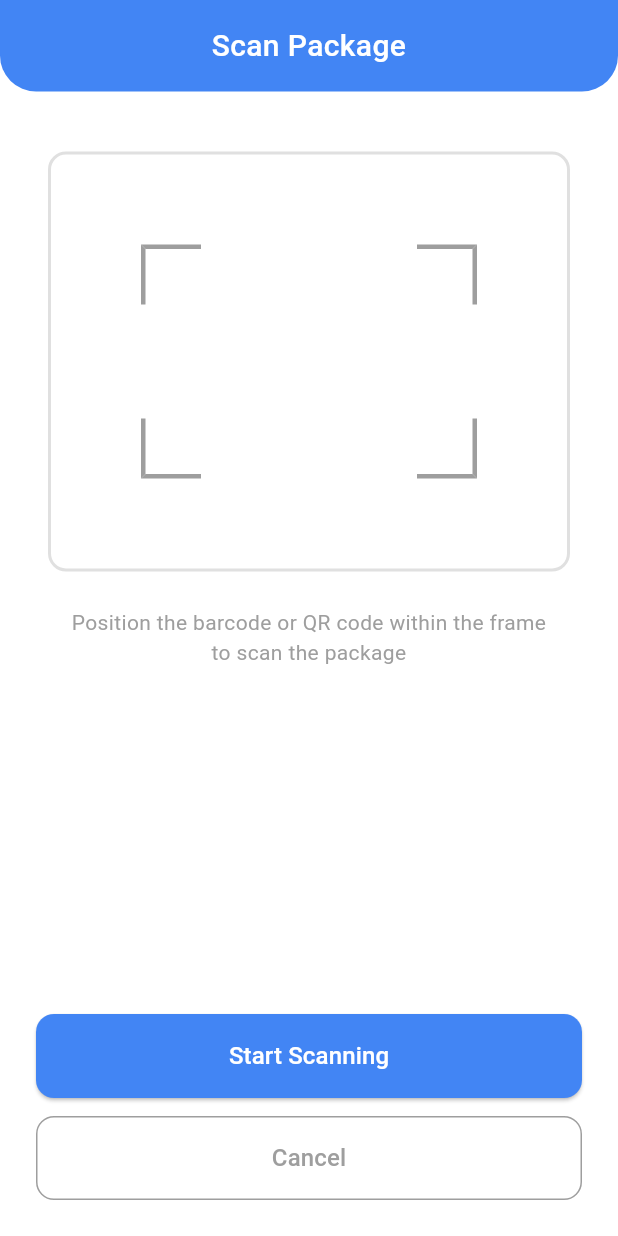
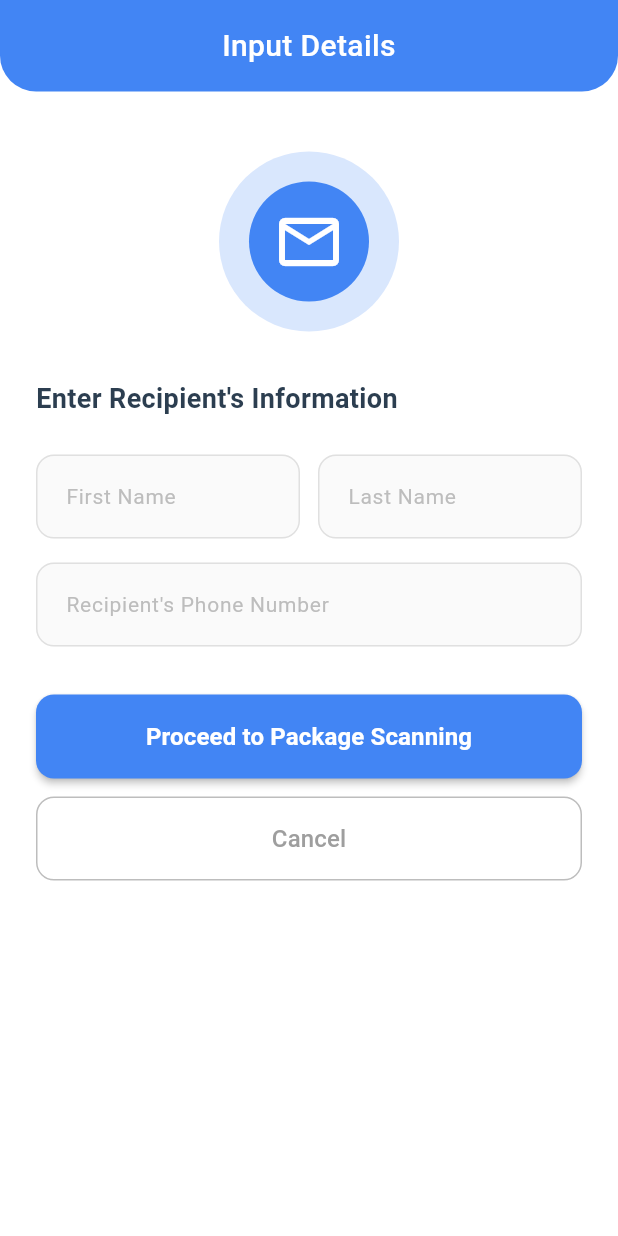
Before and after one commit to andnstadeo/DRAFT1, a Flutter app: the HomeScreen screen opened by its route, after a tap on the "qr code scanner" icon, on a phone screen of 412 x 824 dp. Run offline on Flutter 3.47's test engine with Material 3 defaults, Android fonts, the phone set to English and light mode, and no system bars; our stand-ins replace image_picker.

Commit message:
Added input_details_screen

```diff
--- a/smacker/lib/main.dart
+++ b/smacker/lib/main.dart
@@ -2,6 +2,7 @@ import 'package:flutter/material.dart';
 import 'screens/welcome_screen.dart';
 import 'screens/login_screen.dart';
 import 'screens/home_screen.dart';
+import 'screens/input_details_screen.dart';
 import 'screens/scan_screen.dart';
 import 'screens/live_screen.dart';
 import 'screens/signup/personal_info_screen.dart';
@@ -26,6 +27,7 @@ class MainApp extends StatelessWidget {
         '/welcome': (context) => const WelcomeScreen(),
         '/login': (context) => const LoginScreen(),
         '/home': (context) => const HomeScreen(),
+        '/input_details': (context) => const InputDetailsScreen(),
         '/scan': (context) => const ScanScreen(),
         '/live': (context) => const LiveScreen(),
         '/signup_personal': (context) => const PersonalInfoScreen(),
--- a/smacker/lib/screens/home_screen.dart
+++ b/smacker/lib/screens/home_screen.dart
@@ -1,5 +1,5 @@
 import 'package:flutter/material.dart';
-import 'scan_screen.dart';
+import 'input_details_screen.dart';
 import 'settings_screen.dart';
 import 'profile_screen.dart';
 import 'alerts_screen.dart';
@@ -219,7 +219,7 @@ class _HomeScreenState extends State<HomeScreen> {
   void _onScanPressed() {
     Navigator.push(
       context,
-      MaterialPageRoute(builder: (_) => const ScanScreen()),
+      MaterialPageRoute(builder: (_) => const InputDetailsScreen()),
     );
   }
 
--- /dev/null
+++ b/smacker/lib/screens/input_details_screen.dart
@@ -0,0 +1,377 @@
+import 'package:flutter/material.dart';
+import 'scan_screen.dart';
+
+class InputDetailsScreen extends StatefulWidget {
+  const InputDetailsScreen({super.key});
+
+  @override
+  State<InputDetailsScreen> createState() => _InputDetailsScreenState();
+}
+
+class _InputDetailsScreenState extends State<InputDetailsScreen> {
+  final _formKey = GlobalKey<FormState>();
+  final _firstNameController = TextEditingController();
+  final _lastNameController = TextEditingController();
+  final _phoneNumberController = TextEditingController();
+
+  @override
+  void dispose() {
+    _firstNameController.dispose();
+    _lastNameController.dispose();
+    _phoneNumberController.dispose();
+    super.dispose();
+  }
+
+  void _handleProceed() {
+    // Validate the form
+    if (_formKey.currentState!.validate()) {
+      // Get the values - these can be passed to ScanScreen if needed
+      // final firstName = _firstNameController.text.trim();
+      // final lastName = _lastNameController.text.trim();
+      // final phoneNumber = _phoneNumberController.text.trim();
+
+      // Navigate to ScanScreen with the recipient details
+      Navigator.push(
+        context,
+        MaterialPageRoute(
+          builder: (context) => const ScanScreen(),
+        ),
+      );
+
+      // You can also pass the data to ScanScreen if needed:
+      // Navigator.push(
+      //   context,
+      //   MaterialPageRoute(
+      //     builder: (context) => ScanScreen(
+      //       firstName: firstName,
+      //       lastName: lastName,
+      //       phoneNumber: phoneNumber,
+      //     ),
+      //   ),
+      // );
+    }
+  }
+
+  void _handleCancel() {
+    Navigator.pop(context);
+  }
+
+  @override
+  Widget build(BuildContext context) {
+    return Scaffold(
+      backgroundColor: Colors.white,
+      body: SafeArea(
+        child: SingleChildScrollView(
+          child: Column(
+            children: [
+              // Header
+              Container(
+                padding: const EdgeInsets.symmetric(vertical: 16),
+                width: double.infinity,
+                decoration: const BoxDecoration(
+                  color: Color(0xFF4285F4),
+                  borderRadius: BorderRadius.only(
+                    bottomLeft: Radius.circular(24),
+                    bottomRight: Radius.circular(24),
+                  ),
+                ),
+                child: const Text(
+                  'Input Details',
+                  textAlign: TextAlign.center,
+                  style: TextStyle(
+                    color: Colors.white,
+                    fontSize: 20,
+                    fontWeight: FontWeight.w500,
+                  ),
+                ),
+              ),
+              const SizedBox(height: 40),
+
+              // Envelope Icon
+              Container(
+                width: 120,
+                height: 120,
+                decoration: BoxDecoration(
+                  color: const Color(0xFF4285F4).withOpacity(0.2),
+                  shape: BoxShape.circle,
+                ),
+                child: Center(
+                  child: Container(
+                    width: 80,
+                    height: 80,
+                    decoration: const BoxDecoration(
+                      color: Color(0xFF4285F4),
+                      shape: BoxShape.circle,
+                    ),
+                    child: const Icon(
+                      Icons.mail_outline,
+                      size: 48,
+                      color: Colors.white,
+                    ),
+                  ),
+                ),
+              ),
+              const SizedBox(height: 32),
+
+              // Form Section
+              Padding(
+                padding: const EdgeInsets.symmetric(horizontal: 24),
+                child: Form(
+                  key: _formKey,
+                  child: Column(
+                    crossAxisAlignment: CrossAxisAlignment.start,
+                    children: [
+                      const Text(
+                        'Enter Recipient\'s Information',
+                        style: TextStyle(
+                          fontSize: 18,
+                          fontWeight: FontWeight.w600,
+                          color: Color(0xFF2C3E50),
+                        ),
+                      ),
+                      const SizedBox(height: 24),
+
+                      // First Name and Last Name Row
+                      Row(
+                        children: [
+                          Expanded(
+                            child: TextFormField(
+                              controller: _firstNameController,
+                              decoration: InputDecoration(
+                                hintText: 'First Name',
+                                hintStyle: TextStyle(
+                                  color: Colors.grey.shade400,
+                                  fontSize: 14,
+                                ),
+                                filled: true,
+                                fillColor: Colors.grey.shade50,
+                                contentPadding: const EdgeInsets.symmetric(
+                                  horizontal: 16,
+                                  vertical: 16,
+                                ),
+                                border: OutlineInputBorder(
+                                  borderRadius: BorderRadius.circular(12),
+                                  borderSide: BorderSide(
+                                    color: Colors.grey.shade300,
+                                  ),
+                                ),
+                                enabledBorder: OutlineInputBorder(
+                                  borderRadius: BorderRadius.circular(12),
+                                  borderSide: BorderSide(
+                                    color: Colors.grey.shade300,
+                                  ),
+                                ),
+                                focusedBorder: OutlineInputBorder(
+                                  borderRadius: BorderRadius.circular(12),
+                                  borderSide: const BorderSide(
+                                    color: Color(0xFF4285F4),
+                                    width: 2,
+                                  ),
+                                ),
+                                errorBorder: OutlineInputBorder(
+                                  borderRadius: BorderRadius.circular(12),
+                                  borderSide: const BorderSide(
+                                    color: Colors.red,
+                                  ),
+                                ),
+                                focusedErrorBorder: OutlineInputBorder(
+                                  borderRadius: BorderRadius.circular(12),
+                                  borderSide: const BorderSide(
+                                    color: Colors.red,
+                                    width: 2,
+                                  ),
+                                ),
+                              ),
+                              validator: (value) {
+                                if (value == null || value.trim().isEmpty) {
+                                  return 'Please enter first name';
+                                }
+                                if (value.trim().length < 2) {
+                                  return 'Name too short';
+                                }
+                                return null;
+                              },
+                            ),
+                          ),
+                          const SizedBox(width: 12),
+                          Expanded(
+                            child: TextFormField(
+                              controller: _lastNameController,
+                              decoration: InputDecoration(
+                                hintText: 'Last Name',
+                                hintStyle: TextStyle(
+                                  color: Colors.grey.shade400,
+                                  fontSize: 14,
+                                ),
+                                filled: true,
+                                fillColor: Colors.grey.shade50,
+                                contentPadding: const EdgeInsets.symmetric(
+                                  horizontal: 16,
+                                  vertical: 16,
+                                ),
+                                border: OutlineInputBorder(
+                                  borderRadius: BorderRadius.circular(12),
+                                  borderSide: BorderSide(
+                                    color: Colors.grey.shade300,
+                                  ),
+                                ),
+                                enabledBorder: OutlineInputBorder(
+                                  borderRadius: BorderRadius.circular(12),
+                                  borderSide: BorderSide(
+                                    color: Colors.grey.shade300,
+                                  ),
+                                ),
+                                focusedBorder: OutlineInputBorder(
+                                  borderRadius: BorderRadius.circular(12),
+                                  borderSide: const BorderSide(
+                                    color: Color(0xFF4285F4),
+                                    width: 2,
+                                  ),
+                                ),
+                                errorBorder: OutlineInputBorder(
+                                  borderRadius: BorderRadius.circular(12),
+                                  borderSide: const BorderSide(
+                                    color: Colors.red,
+                                  ),
+                                ),
+                                focusedErrorBorder: OutlineInputBorder(
+                                  borderRadius: BorderRadius.circular(12),
+                                  borderSide: const BorderSide(
+                                    color: Colors.red,
+                                    width: 2,
+                                  ),
+                                ),
+                              ),
+                              validator: (value) {
+                                if (value == null || value.trim().isEmpty) {
+                                  return 'Please enter last name';
+                                }
+                                if (value.trim().length < 2) {
+                                  return 'Name too short';
+                                }
+                                return null;
+                              },
+                            ),
+                          ),
+                        ],
+                      ),
+                      const SizedBox(height: 16),
+
+                      // Phone Number Field
+                      TextFormField(
+                        controller: _phoneNumberController,
+                        keyboardType: TextInputType.phone,
+                        decoration: InputDecoration(
+                          hintText: 'Recipient\'s Phone Number',
+                          hintStyle: TextStyle(
+                            color: Colors.grey.shade400,
+                            fontSize: 14,
+                          ),
+                          filled: true,
+                          fillColor: Colors.grey.shade50,
+                          contentPadding: const EdgeInsets.symmetric(
+                            horizontal: 16,
+                            vertical: 16,
+                          ),
+                          border: OutlineInputBorder(
+                            borderRadius: BorderRadius.circular(12),
+                            borderSide: BorderSide(
+                              color: Colors.grey.shade300,
+                            ),
+                          ),
+                          enabledBorder: OutlineInputBorder(
+                            borderRadius: BorderRadius.circular(12),
+                            borderSide: BorderSide(
+                              color: Colors.grey.shade300,
+                            ),
+                          ),
+                          focusedBorder: OutlineInputBorder(
+                            borderRadius: BorderRadius.circular(12),
+                            borderSide: const BorderSide(
+                              color: Color(0xFF4285F4),
+                              width: 2,
+                            ),
+                          ),
+                          errorBorder: OutlineInputBorder(
+                            borderRadius: BorderRadius.circular(12),
+                            borderSide: const BorderSide(
+                              color: Colors.red,
+                            ),
+                          ),
+                          focusedErrorBorder: OutlineInputBorder(
+                            borderRadius: BorderRadius.circular(12),
+                            borderSide: const BorderSide(
+                              color: Colors.red,
+                              width: 2,
+                            ),
+                          ),
+                        ),
+                        validator: (value) {
+                          if (value == null || value.trim().isEmpty) {
+                            return 'Please enter phone number';
+                          }
+                          // Remove any non-digit characters for validation
+                          final digitsOnly = value.replaceAll(RegExp(r'\D'), '');
+                          if (digitsOnly.length < 10) {
+                            return 'Phone number must be at least 10 digits';
+                          }
+                          return null;
+                        },
+                      ),
+                      const SizedBox(height: 32),
+
+                      // Proceed Button
+                      ElevatedButton(
+                        onPressed: _handleProceed,
+                        style: ElevatedButton.styleFrom(
+                          backgroundColor: const Color(0xFF4285F4),
+                          padding: const EdgeInsets.symmetric(vertical: 16),
+                          minimumSize: const Size(double.infinity, 56),
+                          shape: RoundedRectangleBorder(
+                            borderRadius: BorderRadius.circular(12),
+                          ),
+                          elevation: 2,
+                        ),
+                        child: const Text(
+                          'Proceed to Package Scanning',
+                          style: TextStyle(
+                            color: Colors.white,
+                            fontSize: 16,
+                            fontWeight: FontWeight.w600,
+                          ),
+                        ),
+                      ),
+                      const SizedBox(height: 12),
+
+                      // Cancel Button
+                      OutlinedButton(
+                        onPressed: _handleCancel,
+                        style: OutlinedButton.styleFrom(
+                          padding: const EdgeInsets.symmetric(vertical: 16),
+                          minimumSize: const Size(double.infinity, 56),
+                          side: BorderSide(color: Colors.grey.shade400),
+                          shape: RoundedRectangleBorder(
+                            borderRadius: BorderRadius.circular(12),
+                          ),
+                        ),
+                        child: const Text(
+                          'Cancel',
+                          style: TextStyle(
+                            color: Colors.grey,
+                            fontSize: 16,
+                            fontWeight: FontWeight.w500,
+                          ),
+                        ),
+                      ),
+                      const SizedBox(height: 24),
+                    ],
+                  ),
+                ),
+              ),
+            ],
+          ),
+        ),
+      ),
+    );
+  }
+}
```
